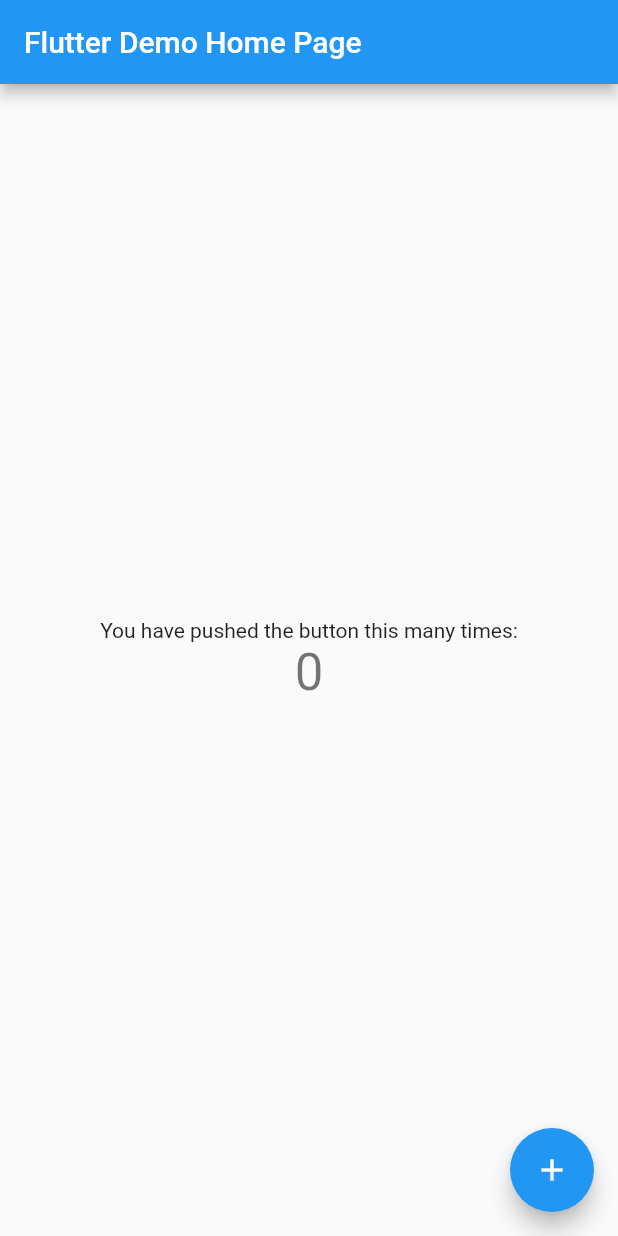
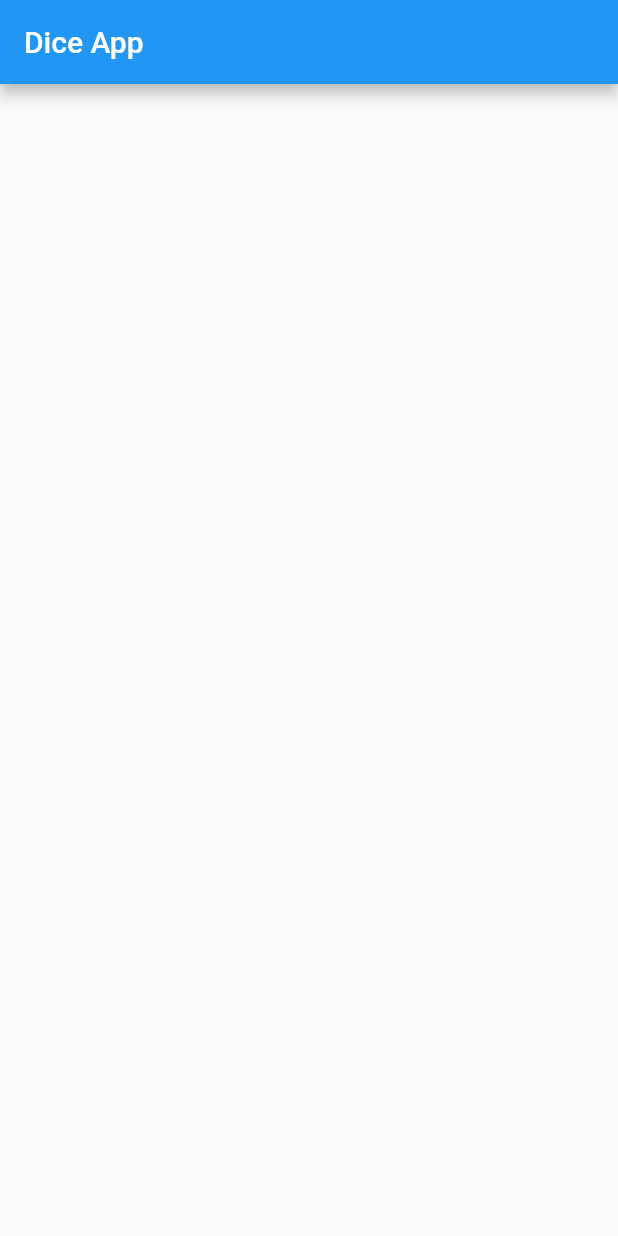
Before and after one commit to velugu7777/dice_app, a Flutter app: the screen it shows after launch, on a phone screen of 412 x 824 dp. Run offline on Flutter 3.47's test engine with Material 2 defaults, Android fonts, the phone set to English and light mode, and no system bars.

Commit message:
second commit

```diff
--- a/lib/main.dart
+++ b/lib/main.dart
@@ -1,113 +1,18 @@
 import 'package:flutter/material.dart';
 
 void main() {
-  runApp(MyApp());
+  runApp(DiceApp());
 }
 
-class MyApp extends StatelessWidget {
-  // This widget is the root of your application.
+class DiceApp extends StatelessWidget {
   @override
   Widget build(BuildContext context) {
     return MaterialApp(
-      title: 'Flutter Demo',
-      theme: ThemeData(
-        // This is the theme of your application.
-        //
-        // Try running your application with "flutter run". You'll see the
-        // application has a blue toolbar. Then, without quitting the app, try
-        // changing the primarySwatch below to Colors.green and then invoke
-        // "hot reload" (press "r" in the console where you ran "flutter run",
-        // or simply save your changes to "hot reload" in a Flutter IDE).
-        // Notice that the counter didn't reset back to zero; the application
-        // is not restarted.
-        primarySwatch: Colors.blue,
+      home: Scaffold(
+        appBar: AppBar(
+          title: Text('Dice App'),
+        ),
       ),
-      home: MyHomePage(title: 'Flutter Demo Home Page'),
     );
   }
 }
-
-class MyHomePage extends StatefulWidget {
-  MyHomePage({Key? key, required this.title}) : super(key: key);
-
-  // This widget is the home page of your application. It is stateful, meaning
-  // that it has a State object (defined below) that contains fields that affect
-  // how it looks.
-
-  // This class is the configuration for the state. It holds the values (in this
-  // case the title) provided by the parent (in this case the App widget) and
-  // used by the build method of the State. Fields in a Widget subclass are
-  // always marked "final".
-
-  final String title;
-
-  @override
-  _MyHomePageState createState() => _MyHomePageState();
-}
-
-class _MyHomePageState extends State<MyHomePage> {
-  int _counter = 0;
-
-  void _incrementCounter() {
-    setState(() {
-      // This call to setState tells the Flutter framework that something has
-      // changed in this State, which causes it to rerun the build method below
-      // so that the display can reflect the updated values. If we changed
-      // _counter without calling setState(), then the build method would not be
-      // called again, and so nothing would appear to happen.
-      _counter++;
-    });
-  }
-
-  @override
-  Widget build(BuildContext context) {
-    // This method is rerun every time setState is called, for instance as done
-    // by the _incrementCounter method above.
-    //
-    // The Flutter framework has been optimized to make rerunning build methods
-    // fast, so that you can just rebuild anything that needs updating rather
-    // than having to individually change instances of widgets.
-    return Scaffold(
-      appBar: AppBar(
-        // Here we take the value from the MyHomePage object that was created by
-        // the App.build method, and use it to set our appbar title.
-        title: Text(widget.title),
-      ),
-      body: Center(
-        // Center is a layout widget. It takes a single child and positions it
-        // in the middle of the parent.
-        child: Column(
-          // Column is also a layout widget. It takes a list of children and
-          // arranges them vertically. By default, it sizes itself to fit its
-          // children horizontally, and tries to be as tall as its parent.
-          //
-          // Invoke "debug painting" (press "p" in the console, choose the
-          // "Toggle Debug Paint" action from the Flutter Inspector in Android
-          // Studio, or the "Toggle Debug Paint" command in Visual Studio Code)
-          // to see the wireframe for each widget.
-          //
-          // Column has various properties to control how it sizes itself and
-          // how it positions its children. Here we use mainAxisAlignment to
-          // center the children vertically; the main axis here is the vertical
-          // axis because Columns are vertical (the cross axis would be
-          // horizontal).
-          mainAxisAlignment: MainAxisAlignment.center,
-          children: <Widget>[
-            Text(
-              'You have pushed the button this many times:',
-            ),
-            Text(
-              '$_counter',
-              style: Theme.of(context).textTheme.headline4,
-            ),
-          ],
-        ),
-      ),
-      floatingActionButton: FloatingActionButton(
-        onPressed: _incrementCounter,
-        tooltip: 'Increment',
-        child: Icon(Icons.add),
-      ), // This trailing comma makes auto-formatting nicer for build methods.
-    );
-  }
-}
```
Also changed, not shown: images/dice1.png (added), images/dice2.png (added), images/dice3.png (added), images/dice4.png (added), images/dice5.png (added), images/dice6.png (added).
